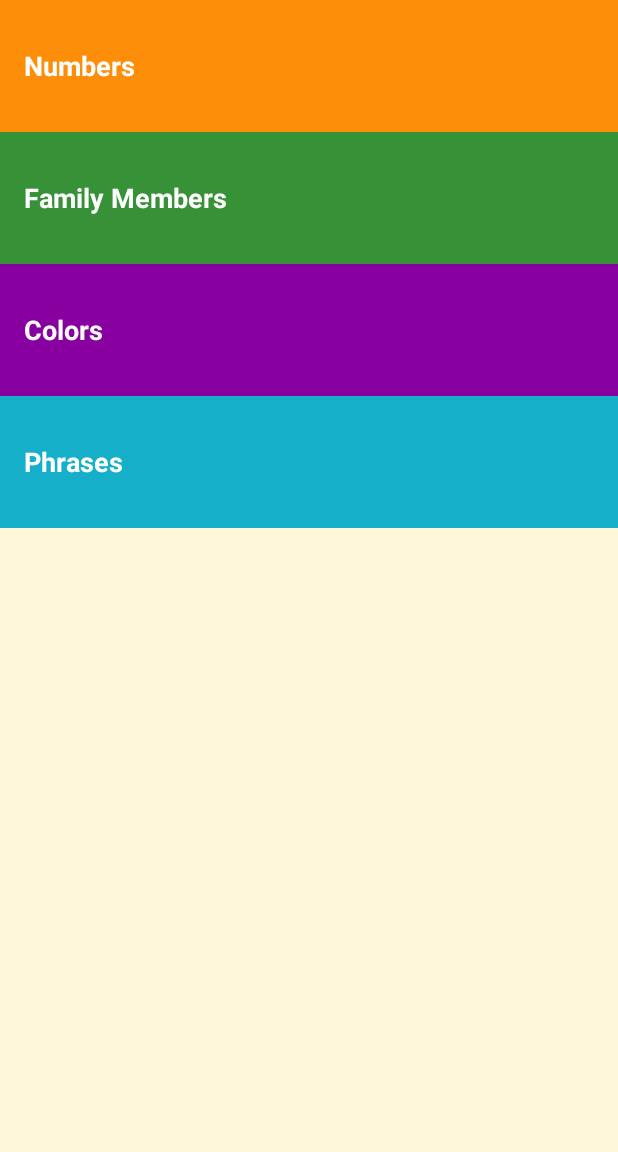
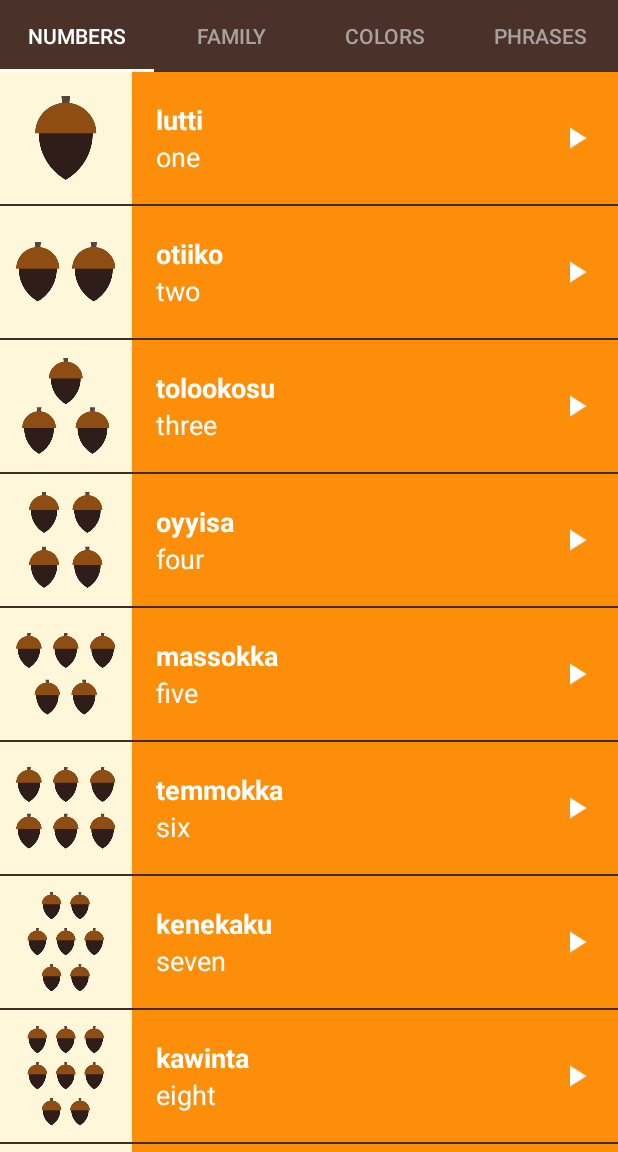
Before and after one commit to arjun-sasidharan/Miwok-Language-App-Fragment-Version-, an Android app: the screen it shows after launch (MainActivity), on a phone screen of 412 x 824 dp, the part 84-1236 px from its top. Run offline under Robolectric (Android 15) with nearby library versions, the phone set to English and light mode, and no system bars; libraries missing offline, so code that uses them is left out: androidx.constraintlayout.solver.

Commit message:
fragment used

```diff
--- a/app/build.gradle
+++ b/app/build.gradle
@@ -6,7 +6,7 @@ android {
 
     defaultConfig {
         applicationId "com.example.android.miwok"
-        minSdkVersion 15
+        minSdkVersion 16
         targetSdkVersion 30
         versionCode 1
         versionName "1.0"
@@ -26,8 +26,10 @@ dependencies {
     implementation fileTree(dir: "libs", include: ["*.jar"])
     implementation 'androidx.appcompat:appcompat:1.2.0'
     implementation 'androidx.constraintlayout:constraintlayout:2.0.1'
+    implementation 'androidx.legacy:legacy-support-v4:1.0.0'
     testImplementation 'junit:junit:4.12'
     androidTestImplementation 'androidx.test.ext:junit:1.1.2'
     androidTestImplementation 'androidx.test.espresso:espresso-core:3.3.0'
+    implementation 'com.google.android.material:material:1.1.0'
 
 }
--- /dev/null
+++ b/app/src/main/java/com/example/android/miwok/CategoryAdapter.java
@@ -0,0 +1,51 @@
+package com.example.android.miwok;
+
+import android.content.Context;
+
+import androidx.annotation.Nullable;
+import androidx.fragment.app.Fragment;
+import androidx.fragment.app.FragmentManager;
+import androidx.fragment.app.FragmentPagerAdapter;
+
+public class CategoryAdapter extends FragmentPagerAdapter {
+
+    Context mContext;
+
+    public CategoryAdapter(Context context, FragmentManager fm) {
+        super(fm);
+        mContext = context;
+    }
+//fragments according to position
+    @Override
+    public Fragment getItem(int position) {
+        if (position == 0) {
+            return new NumberFragment();
+        } else if (position == 1){
+            return new FamilyFragment();
+        } else if (position == 2) {
+            return new ColorsFragment();
+        }
+        else {
+            return new PhrasesFragment();
+        }
+    }
+//no of fragments
+    @Override
+    public int getCount() {
+        return 4;
+    }
+//tag name / title of fragments according to position
+    @Override
+    public CharSequence getPageTitle(int position) {
+        if (position == 0) {
+            return mContext.getString(R.string.category_numbers);
+        } else if (position == 1){
+            return mContext.getString(R.string.category_family);
+        } else if (position == 2) {
+            return mContext.getString(R.string.category_colors);
+        }
+        else {
+            return mContext.getString(R.string.category_phrases);
+        }
+    }
+}
--- a/app/src/main/java/com/example/android/miwok/NumbersActivity.java
+++ b/app/src/main/java/com/example/android/miwok/FamilyFragment.java
@@ -1,24 +1,29 @@
 package com.example.android.miwok;
 
-import androidx.appcompat.app.AppCompatActivity;
-
+import android.content.Context;
 import android.media.AudioManager;
 import android.media.MediaPlayer;
 import android.os.Bundle;
-import android.util.Log;
+
+import androidx.fragment.app.Fragment;
+
+import android.view.LayoutInflater;
 import android.view.View;
+import android.view.ViewGroup;
 import android.widget.AdapterView;
 import android.widget.ListView;
 
 import java.util.ArrayList;
 
-public class NumbersActivity extends AppCompatActivity {
+
+public class FamilyFragment extends Fragment {
+
     MediaPlayer mMediaPlayer;
 
     AudioManager mAudioManager;
 
     /**
-     * instance of media.onCompletion class
+     * instance of media.oncompletion class
      */
     MediaPlayer.OnCompletionListener mCompletionListener = new MediaPlayer.OnCompletionListener() {
         @Override
@@ -48,7 +53,7 @@ public class NumbersActivity extends AppCompatActivity {
             }
             else if (focusChange == AudioManager.AUDIOFOCUS_GAIN) {
                 // Resume playback, because you hold the Audio Focus
-               mMediaPlayer.start();
+                mMediaPlayer.start();
             }
 
 
@@ -56,52 +61,43 @@ public class NumbersActivity extends AppCompatActivity {
     };
 
     @Override
-    protected void onCreate(Bundle savedInstanceState) {
-        super.onCreate(savedInstanceState);
-        setContentView(R.layout.word_list);
+    public View onCreateView(LayoutInflater inflater, ViewGroup container,
+                             Bundle savedInstanceState) {
+        // Inflate the layout for this fragment
+        View rootView = inflater.inflate(R.layout.word_list, container, false);
 
         //creating AudioManger object instance
-        mAudioManager = (AudioManager) getSystemService(AUDIO_SERVICE);
+        mAudioManager = (AudioManager) getActivity().getSystemService(Context.AUDIO_SERVICE);
 
-        //Array of Numbers
-        final ArrayList<Word> numberList = new ArrayList<Word>();
+        //Creating ArrayList of Word Type to store family members words
+        final ArrayList<Word> familyList = new ArrayList<Word>();
+        //Adding words to Array list familyList
+        familyList.add( new Word("father","әpә", R.drawable.family_father, R.raw.family_father));
+        familyList.add( new Word("mother","әṭa", R.drawable.family_mother, R.raw.family_mother));
+        familyList.add( new Word("son","angsi", R.drawable.family_son, R.raw.family_son));
+        familyList.add( new Word("daughter","tune", R.drawable.family_daughter, R.raw.family_daughter));
+        familyList.add( new Word("older brother","taachi", R.drawable.family_older_brother, R.raw.family_older_brother));
+        familyList.add( new Word("younger brother","chalitti", R.drawable.family_younger_brother, R.raw.family_younger_brother));
+        familyList.add( new Word("older sister","teṭe", R.drawable.family_older_sister, R.raw.family_older_sister));
+        familyList.add( new Word("younger sister","kolliti", R.drawable.family_younger_sister, R.raw.family_younger_sister));
+        familyList.add( new Word("grandmother","ama", R.drawable.family_grandmother, R.raw.family_grandmother));
+        familyList.add( new Word("grandfather","paapa", R.drawable.family_grandfather, R.raw.family_grandfather));
 
-        //Creating an object of class Word
-        // adding the values to the words ArrayList which datatype is Word
-        numberList.add(new Word("one","lutti", R.drawable.number_one, R.raw.number_one));
-        numberList.add(new Word("two","otiiko",R.drawable.number_two, R.raw.number_two));
-        numberList.add(new Word("three","tolookosu",R.drawable.number_three, R.raw.number_three));
-        numberList.add(new Word("four","oyyisa",R.drawable.number_four, R.raw.number_four));
-        numberList.add(new Word("five","massokka",R.drawable.number_five, R.raw.number_five));
-        numberList.add(new Word("six","temmokka",R.drawable.number_six, R.raw.number_six));
-        numberList.add(new Word("seven","kenekaku",R.drawable.number_seven, R.raw.number_seven));
-        numberList.add(new Word("eight","kawinta",R.drawable.number_eight, R.raw.number_eight));
-        numberList.add(new Word("nine","wo’e",R.drawable.number_nine, R.raw.number_nine));
-        numberList.add(new Word("ten","na’aacha",R.drawable.number_ten, R.raw.number_ten));
+        //Creating object of custom Adapter WordAdapter
+        WordAdapter iteamAdapter = new WordAdapter(getActivity(),familyList, R.color.category_family);
 
-        //Creating ArrayAdapter Object itemAdapter
-        WordAdapter itemAdapter = new WordAdapter(this,numberList,R.color.category_numbers);
-
-        //Creating ListView Object listView
-        ListView listView = (ListView) findViewById(R.id.list);
-        listView.setAdapter(itemAdapter);
+        //Creating LIstView reference
+        ListView listView = rootView.findViewById(R.id.list);
+        listView.setAdapter(iteamAdapter);
 
         listView.setOnItemClickListener(new AdapterView.OnItemClickListener() {
             @Override
             public void onItemClick(AdapterView<?> adapterView, View view, int position, long l) {
-                //getting the clickedWord on which the user clicked
-                Word clickedWord = numberList.get(position);
-
-                // current state print in logs, used for debugging
-                Log.v("Numbers Activity", "Current word : "+ clickedWord);
-
-
+                Word clickedWord = familyList.get(position);   //getting the word on which the user clicked
                 //Release the mediaPlayer every time before starting a new mediaPlayer
                 /**
-                 * when user clicks multiple views at same time,
-                 * even if the first one's audio is not completely finished
-                 * (CASE: resource release onCompletion),
-                 * the resource released when new view clicked and new mediaPlayer is starting
+                 * when user clicks multiple views at same time , even if the first one's audio is not completely finished ( CASE: resource release
+                 * onCompletion ) , the resource released when new view clicked and new mediaPlayer is starting
                  */
                 releaseMediaPlayer();
 
@@ -111,21 +107,21 @@ public class NumbersActivity extends AppCompatActivity {
 
                 if (result == AudioManager.AUDIOFOCUS_REQUEST_GRANTED){
                     // we have audio focus now
-                    mMediaPlayer = MediaPlayer.create(NumbersActivity.this,
+                    mMediaPlayer = MediaPlayer.create(getActivity(),
                             clickedWord.getAudioResourceId());
                     //start the media player to play
                     mMediaPlayer.start();
                     //set an listener to release media player after completion
                     mMediaPlayer.setOnCompletionListener(mCompletionListener);
                 }
-
             }
         });
 
+        return rootView;
     }
 
     @Override
-    protected void onStop() {
+    public void onStop() {
         super.onStop();
         // releasing mediaPlayer when the user change the app or gone to HOME Screen (onStop)
         releaseMediaPlayer();
@@ -149,7 +145,7 @@ public class NumbersActivity extends AppCompatActivity {
             // Regardless of whether or not we were granted audio focus, abandon it. This also
             // unregisters the AudioFocusChangeListener so we don't get anymore callbacks.
             mAudioManager.abandonAudioFocus(mOnAudioFocusChangeListener);
-
         }
     }
+
 }
--- a/app/src/main/java/com/example/android/miwok/MainActivity.java
+++ b/app/src/main/java/com/example/android/miwok/MainActivity.java
@@ -21,6 +21,9 @@ import android.view.View;
 import android.widget.TextView;
 
 import androidx.appcompat.app.AppCompatActivity;
+import androidx.viewpager.widget.ViewPager;
+
+import com.google.android.material.tabs.TabLayout;
 
 public class MainActivity extends AppCompatActivity {
 
@@ -30,47 +33,16 @@ public class MainActivity extends AppCompatActivity {
 
         // Set the content of the activity to use the activity_main.xml layout file
         setContentView(R.layout.activity_main);
+        // Find the view pager that will allow the user to swipe between fragments
+        ViewPager viewPager = (ViewPager) findViewById(R.id.view_pager_main);
+        // Create an adapter that knows which fragment should be shown on each page
+        CategoryAdapter adapter =new CategoryAdapter(this,getSupportFragmentManager());
+        // Set the adapter onto the view pager
+        viewPager.setAdapter(adapter);
 
-        //onClickListener for numbers
-        TextView numbers  = (TextView) findViewById(R.id.numbers);
-        numbers.setOnClickListener( new View.OnClickListener(){
-            @Override
-            public void onClick(View v) {
-                Intent numbersIntent = new Intent(MainActivity.this, NumbersActivity.class);
-                startActivity(numbersIntent);
-            }
-        });
-
-        //onClickListener for family
-        TextView family = (TextView) findViewById(R.id.family);
-        family.setOnClickListener(new View.OnClickListener(){
-            @Override
-            public void onClick(View v) {
-                Intent familyIntent = new Intent(MainActivity.this, FamilyActivity.class);
-                startActivity(familyIntent);
-            }
-        });
-
-        //onClickListener for colors
-        TextView colors = (TextView) findViewById(R.id.colors);
-        colors.setOnClickListener( new View.OnClickListener(){
-            @Override
-            public void onClick(View v) {
-                Intent colorsIntent = new Intent(MainActivity.this, ColorsActivity.class);
-                startActivity(colorsIntent);
-            }
-        });
-
-        //onClickListener for phrases
-        TextView phrases = findViewById(R.id.phrases);
-        phrases.setOnClickListener(new View.OnClickListener() {
-            @Override
-            public void onClick(View v) {
-                Intent phrasesIntent = new Intent(MainActivity.this, PhrasesActivity.class);
-                startActivity(phrasesIntent);
-            }
-        });
-
+        // Give the TabLayout the ViewPager
+        TabLayout tabLayout = (TabLayout) findViewById(R.id.sliding_tabs);
+        tabLayout.setupWithViewPager(viewPager);
 
     }
 
--- a/app/src/main/java/com/example/android/miwok/FamilyActivity.java
+++ b/app/src/main/java/com/example/android/miwok/NumberFragment.java
@@ -1,23 +1,29 @@
 package com.example.android.miwok;
 
-import androidx.appcompat.app.AppCompatActivity;
-
+import android.content.Context;
 import android.media.AudioManager;
 import android.media.MediaPlayer;
 import android.os.Bundle;
+
+import androidx.fragment.app.Fragment;
+
+import android.util.Log;
+import android.view.LayoutInflater;
 import android.view.View;
+import android.view.ViewGroup;
 import android.widget.AdapterView;
 import android.widget.ListView;
 
 import java.util.ArrayList;
 
-public class FamilyActivity extends AppCompatActivity {
+
+public class NumberFragment extends Fragment {
+
     MediaPlayer mMediaPlayer;
-
     AudioManager mAudioManager;
 
     /**
-     * instance of media.oncompletion class
+     * instance of media.onCompletion class
      */
     MediaPlayer.OnCompletionListener mCompletionListener = new MediaPlayer.OnCompletionListener() {
         @Override
@@ -25,8 +31,6 @@ public class FamilyActivity extends AppCompatActivity {
             releaseMediaPlayer();
         }
     };
-
-
 
     /**
      * Instance of onAudioFocusChangeListener
@@ -55,42 +59,52 @@ public class FamilyActivity extends AppCompatActivity {
     };
 
     @Override
-    protected void onCreate(Bundle savedInstanceState) {
-        super.onCreate(savedInstanceState);
-        setContentView(R.layout.word_list);
+    public View onCreateView(LayoutInflater inflater, ViewGroup container,
+                             Bundle savedInstanceState) {
+        // Inflate the layout for this fragment
+        View rootView = inflater.inflate(R.layout.word_list, container, false);
 
         //creating AudioManger object instance
-        mAudioManager = (AudioManager) getSystemService(AUDIO_SERVICE);
+        mAudioManager = (AudioManager) getActivity().getSystemService(Context.AUDIO_SERVICE);
+        //Array of Numbers
+        final ArrayList<Word> numberList = new ArrayList<Word>();
 
-        //Creating ArrayList of Word Type to store family members words
-       final ArrayList<Word> familyList = new ArrayList<Word>();
-        //Adding words to Array list familyList
-        familyList.add( new Word("father","әpә", R.drawable.family_father, R.raw.family_father));
-        familyList.add( new Word("mother","әṭa", R.drawable.family_mother, R.raw.family_mother));
-        familyList.add( new Word("son","angsi", R.drawable.family_son, R.raw.family_son));
-        familyList.add( new Word("daughter","tune", R.drawable.family_daughter, R.raw.family_daughter));
-        familyList.add( new Word("older brother","taachi", R.drawable.family_older_brother, R.raw.family_older_brother));
-        familyList.add( new Word("younger brother","chalitti", R.drawable.family_younger_brother, R.raw.family_younger_brother));
-        familyList.add( new Word("older sister","teṭe", R.drawable.family_older_sister, R.raw.family_older_sister));
-        familyList.add( new Word("younger sister","kolliti", R.drawable.family_younger_sister, R.raw.family_younger_sister));
-        familyList.add( new Word("grandmother","ama", R.drawable.family_grandmother, R.raw.family_grandmother));
-        familyList.add( new Word("grandfather","paapa", R.drawable.family_grandfather, R.raw.family_grandfather));
+        //Creating an object of class Word
+        // adding the values to the words ArrayList which datatype is Word
+        numberList.add(new Word("one","lutti", R.drawable.number_one, R.raw.number_one));
+        numberList.add(new Word("two","otiiko",R.drawable.number_two, R.raw.number_two));
+        numberList.add(new Word("three","tolookosu",R.drawable.number_three, R.raw.number_three));
+        numberList.add(new Word("four","oyyisa",R.drawable.number_four, R.raw.number_four));
+        numberList.add(new Word("five","massokka",R.drawable.number_five, R.raw.number_five));
+        numberList.add(new Word("six","temmokka",R.drawable.number_six, R.raw.number_six));
+        numberList.add(new Word("seven","kenekaku",R.drawable.number_seven, R.raw.number_seven));
+        numberList.add(new Word("eight","kawinta",R.drawable.number_eight, R.raw.number_eight));
+        numberList.add(new Word("nine","wo’e",R.drawable.number_nine, R.raw.number_nine));
+        numberList.add(new Word("ten","na’aacha",R.drawable.number_ten, R.raw.number_ten));
 
-        //Creating object of custom Adapter WordAdapter
-        WordAdapter iteamAdapter = new WordAdapter(this,familyList, R.color.category_family);
+        //Creating ArrayAdapter Object itemAdapter
+        WordAdapter itemAdapter = new WordAdapter(getActivity(),numberList,R.color.category_numbers);
 
-        //Creating LIstView reference
-        ListView listView = (ListView) findViewById(R.id.list);
-        listView.setAdapter(iteamAdapter);
+        //Creating ListView Object listView
+        ListView listView = rootView.findViewById(R.id.list);
+        listView.setAdapter(itemAdapter);
 
         listView.setOnItemClickListener(new AdapterView.OnItemClickListener() {
             @Override
             public void onItemClick(AdapterView<?> adapterView, View view, int position, long l) {
-                Word clickedWord = familyList.get(position);   //getting the word on which the user clicked
+                //getting the clickedWord on which the user clicked
+                Word clickedWord = numberList.get(position);
+
+                // current state print in logs, used for debugging
+                Log.v("Numbers Activity", "Current word : "+ clickedWord);
+
+
                 //Release the mediaPlayer every time before starting a new mediaPlayer
                 /**
-                 * when user clicks multiple views at same time , even if the first one's audio is not completely finished ( CASE: resource release
-                 * onCompletion ) , the resource released when new view clicked and new mediaPlayer is starting
+                 * when user clicks multiple views at same time,
+                 * even if the first one's audio is not completely finished
+                 * (CASE: resource release onCompletion),
+                 * the resource released when new view clicked and new mediaPlayer is starting
                  */
                 releaseMediaPlayer();
 
@@ -100,20 +114,21 @@ public class FamilyActivity extends AppCompatActivity {
 
                 if (result == AudioManager.AUDIOFOCUS_REQUEST_GRANTED){
                     // we have audio focus now
-                    mMediaPlayer = MediaPlayer.create(FamilyActivity.this,
+                    mMediaPlayer = MediaPlayer.create(getActivity(),
                             clickedWord.getAudioResourceId());
                     //start the media player to play
                     mMediaPlayer.start();
                     //set an listener to release media player after completion
                     mMediaPlayer.setOnCompletionListener(mCompletionListener);
                 }
+
             }
         });
-
+    return rootView;
     }
 
     @Override
-    protected void onStop() {
+    public void onStop() {
         super.onStop();
         // releasing mediaPlayer when the user change the app or gone to HOME Screen (onStop)
         releaseMediaPlayer();
@@ -137,6 +152,7 @@ public class FamilyActivity extends AppCompatActivity {
             // Regardless of whether or not we were granted audio focus, abandon it. This also
             // unregisters the AudioFocusChangeListener so we don't get anymore callbacks.
             mAudioManager.abandonAudioFocus(mOnAudioFocusChangeListener);
+
         }
     }
 }
--- a/app/src/main/res/layout/activity_main.xml
+++ b/app/src/main/res/layout/activity_main.xml
@@ -1,73 +1,23 @@
-<?xml version="1.0" encoding="utf-8"?><!-- Copyright (C) 2016 The Android Open Source Project
-
-     Licensed under the Apache License, Version 2.0 (the "License");
-     you may not use this file except in compliance with the License.
-     You may obtain a copy of the License at
-
-          http://www.apache.org/licenses/LICENSE-2.0
-
-     Unless required by applicable law or agreed to in writing, software
-     distributed under the License is distributed on an "AS IS" BASIS,
-     WITHOUT WARRANTIES OR CONDITIONS OF ANY KIND, either express or implied.
-     See the License for the specific language governing permissions and
-     limitations under the License.
--->
+<?xml version="1.0" encoding="utf-8"?>
 <LinearLayout xmlns:android="http://schemas.android.com/apk/res/android"
     xmlns:tools="http://schemas.android.com/tools"
     android:layout_width="match_parent"
     android:layout_height="match_parent"
-    android:background="@color/tan_background"
+    xmlns:app="http://schemas.android.com/apk/res-auto"
+    android:background="@color/primary_color"
     android:orientation="vertical"
     tools:context="com.example.android.miwok.MainActivity">
 
-    <FrameLayout
+    <com.google.android.material.tabs.TabLayout
+        android:id="@+id/sliding_tabs"
         android:layout_width="match_parent"
         android:layout_height="wrap_content"
-        android:background="@color/category_numbers">
-<!--       background color is in frame layout, textview touch animation background will be transparent  -->
+        app:tabMode="fixed"
+        style="@style/MyCustomTabLayout"/>
 
-        <TextView
-            android:id="@+id/numbers"
-            style="@style/CategoryStyle"
-            android:background="?android:attr/selectableItemBackground"
-            android:text="@string/category_numbers" />
-        <!-- this gives touch animation to the textview    -->
-
-    </FrameLayout>
-
-    <FrameLayout
+    <androidx.viewpager.widget.ViewPager
+        android:id="@+id/view_pager_main"
         android:layout_width="match_parent"
-        android:layout_height="wrap_content"
-        android:background="@color/category_family">
-
-        <TextView
-            android:id="@+id/family"
-            style="@style/CategoryStyle"
-            android:background="?android:attr/selectableItemBackground"
-            android:text="@string/category_family" />
-    </FrameLayout>
-
-    <FrameLayout
-        android:layout_width="match_parent"
-        android:layout_height="wrap_content"
-        android:background="@color/category_colors">
-
-        <TextView
-            android:id="@+id/colors"
-            style="@style/CategoryStyle"
-            android:background="?android:attr/selectableItemBackground"
-            android:text="@string/category_colors" />
-    </FrameLayout>
-
-    <FrameLayout
-        android:layout_width="match_parent"
-        android:layout_height="wrap_content"
-        android:background="@color/category_phrases">
-
-        <TextView
-            android:id="@+id/phrases"
-            style="@style/CategoryStyle"
-            android:background="?android:attr/selectableItemBackground"
-            android:text="@string/category_phrases" />
-    </FrameLayout>
+        android:layout_height="match_parent"
+        />
 </LinearLayout>
--- a/app/src/main/res/values/colors.xml
+++ b/app/src/main/res/values/colors.xml
@@ -35,4 +35,5 @@
     <!-- Background color for the phrases category -->
     <color name="category_phrases">#16AFCA</color>
     <color name="black">#000000</color>
+    <color name="tab_text_color">#A8A19E</color>
 </resources>
--- a/app/src/main/res/values/strings.xml
+++ b/app/src/main/res/values/strings.xml
@@ -26,5 +26,8 @@
     <string name="category_numbers">Numbers</string>
 
     <!-- Category name for the vocabulary words for family members [CHAR LIMIT=20] -->
-    <string name="category_family">Family Members</string>
+    <string name="category_family">Family</string>
+
+
+
 </resources>
```
Also changed, not shown: app/src/main/AndroidManifest.xml (+0 -17 lines), app/src/main/java/com/example/android/miwok/ColorsFragment.java (renamed from app/src/main/java/com/example/android/miwok/ColorsActivity.java, +28 -15 lines), app/src/main/java/com/example/android/miwok/PhrasesFragment.java (renamed from app/src/main/java/com/example/android/miwok/PhrasesActivity.java, +21 -11 lines).
